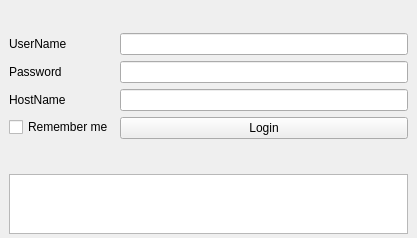
First picture: the form in Login.ui, repository germandutchwindtunnels/nettools, before the edit.
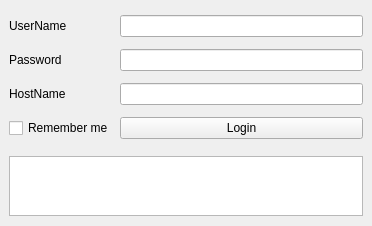
Second picture: the form after the edit.

Diff of the .ui file:
```diff
--- a/Login.ui
+++ b/Login.ui
@@ -6,81 +6,64 @@
    <rect>
     <x>0</x>
     <y>0</y>
-    <width>417</width>
-    <height>238</height>
+    <width>372</width>
+    <height>226</height>
    </rect>
   </property>
   <property name="windowTitle">
    <string>Port Configurator</string>
   </property>
   <widget class="QWidget" name="centralwidget">
-   <layout class="QVBoxLayout" name="verticalLayout">
-    <item>
-     <layout class="QVBoxLayout" name="verticalLayout_2">
-      <property name="sizeConstraint">
-       <enum>QLayout::SetFixedSize</enum>
-      </property>
-      <item>
-       <layout class="QFormLayout" name="formLayout">
-        <property name="formAlignment">
-         <set>Qt::AlignLeading|Qt::AlignLeft|Qt::AlignVCenter</set>
-        </property>
-        <property name="verticalSpacing">
-         <number>6</number>
-        </property>
-        <item row="1" column="0">
+   <layout class="QGridLayout" name="gridLayout">
+    <item row="0" column="0">
          <widget class="QLabel" name="label">
           <property name="text">
            <string>UserName</string>
           </property>
          </widget>
         </item>
-        <item row="1" column="1">
+    <item row="0" column="1">
          <widget class="QLineEdit" name="UserName"/>
         </item>
-        <item row="2" column="0">
+    <item row="1" column="0">
          <widget class="QLabel" name="label_2">
           <property name="text">
            <string>Password</string>
           </property>
          </widget>
         </item>
-        <item row="2" column="1">
+    <item row="1" column="1">
          <widget class="QLineEdit" name="Password">
           <property name="echoMode">
            <enum>QLineEdit::Password</enum>
           </property>
          </widget>
         </item>
-        <item row="3" column="0">
+    <item row="2" column="0">
          <widget class="QLabel" name="hostNameLabel">
           <property name="text">
            <string>HostName</string>
           </property>
          </widget>
         </item>
-        <item row="3" column="1">
+    <item row="2" column="1">
          <widget class="QLineEdit" name="HostName"/>
         </item>
-        <item row="4" column="0">
+    <item row="3" column="0">
          <widget class="QCheckBox" name="RememberCheck">
           <property name="text">
            <string>Remember me</string>
           </property>
          </widget>
         </item>
-        <item row="4" column="1">
+    <item row="3" column="1">
          <widget class="QPushButton" name="LoginButton">
           <property name="text">
            <string>Login</string>
           </property>
          </widget>
         </item>
-       </layout>
-      </item>
-     </layout>
-    </item>
-    <item>
+    <item row="4" column="0" colspan="2">
      <widget class="QPlainTextEdit" name="errorBox">
       <property name="sizePolicy">
        <sizepolicy hsizetype="Expanding" vsizetype="Fixed">
```
Left out of the diff: 4 changed lines with no effect on the pictures. Lines whose indentation alone changed are shown as unchanged.
